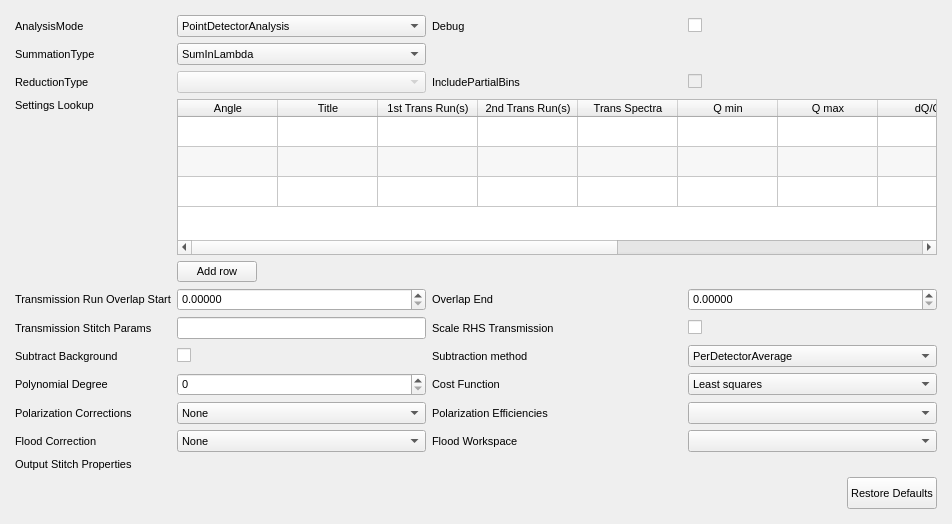
First picture: the form in qt/scientific_interfaces/ISISReflectometry/GUI/Experiment/ExperimentWidget.ui, repository mantidproject/mantid, before the edit.
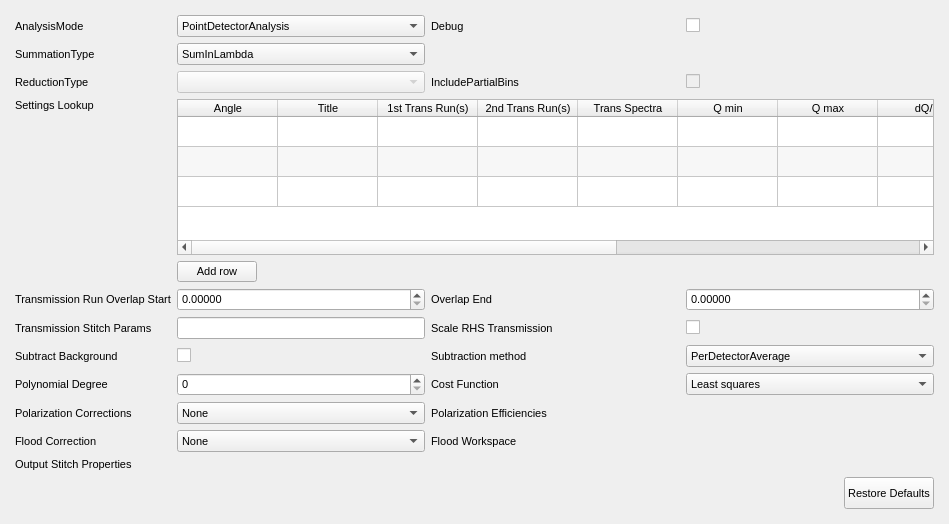
Second picture: the form after the edit. Custom widgets are drawn as their Qt base class.

Commit message:
Fix file path appearing with error when disabled.
RE #34720

```diff
--- a/qt/scientific_interfaces/ISISReflectometry/GUI/Experiment/ExperimentWidget.ui
+++ b/qt/scientific_interfaces/ISISReflectometry/GUI/Experiment/ExperimentWidget.ui
@@ -6,7 +6,7 @@
    <rect>
     <x>0</x>
     <y>0</y>
-    <width>952</width>
+    <width>949</width>
     <height>524</height>
    </rect>
   </property>
@@ -616,6 +616,12 @@
      </item>
      <item row="11" column="3">
       <widget class="QComboBox" name="costFunctionComboBox">
+       <property name="sizePolicy">
+        <sizepolicy hsizetype="MinimumExpanding" vsizetype="Fixed">
+         <horstretch>0</horstretch>
+         <verstretch>0</verstretch>
+        </sizepolicy>
+       </property>
        <item>
         <property name="text">
          <string>Least squares</string>
@@ -691,36 +697,10 @@
        </item>
       </widget>
      </item>
-     <item row="14" column="3">
-      <widget class="MantidQt::MantidWidgets::WorkspaceSelector" name="floodWorkspaceWsSelectorPlaceholder">
-       <property name="sizePolicy">
-        <sizepolicy hsizetype="MinimumExpanding" vsizetype="Fixed">
-         <horstretch>0</horstretch>
-         <verstretch>0</verstretch>
-        </sizepolicy>
-       </property>
-       <property name="minimumSize">
-        <size>
-         <width>50</width>
-         <height>0</height>
-        </size>
-       </property>
-      </widget>
-     </item>
-     <item row="12" column="3">
-      <widget class="MantidQt::MantidWidgets::WorkspaceSelector" name="polCorrEfficienciesWsSelectorPlaceholder"/>
-     </item>
     </layout>
    </item>
   </layout>
  </widget>
- <customwidgets>
-  <customwidget>
-   <class>MantidQt::MantidWidgets::WorkspaceSelector</class>
-   <extends>QComboBox</extends>
-   <header>MantidQtWidgets/Common/WorkspaceSelector.h</header>
-  </customwidget>
- </customwidgets>
  <resources/>
  <connections/>
 </ui>
```
The commit also changes 2 other files.
